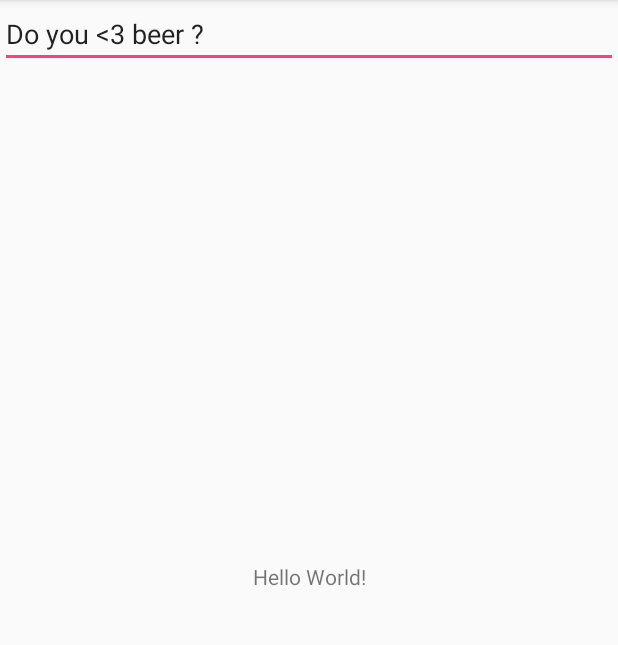
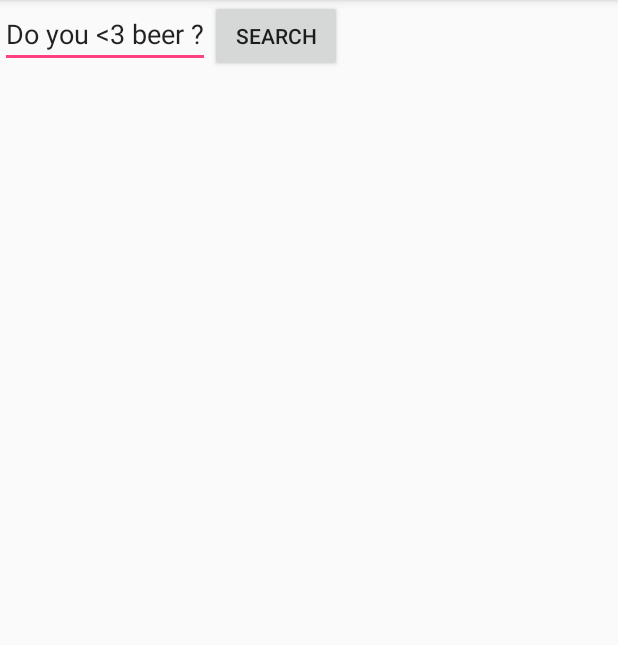
Before and after one commit to gl0bule/mybeer, an Android app: the screen it shows after launch (MainActivity), on a phone screen of 412 x 824 dp, the part 84-729 px from its top. Run offline under Robolectric (Android 15) with nearby library versions, the phone set to English and light mode, and no system bars.

Commit message:
Création d'une tache et ajout du bouton de recherche dans la vue

```diff
--- a/app/src/main/AndroidManifest.xml
+++ b/app/src/main/AndroidManifest.xml
@@ -1,7 +1,8 @@
 <?xml version="1.0" encoding="utf-8"?>
 <manifest xmlns:android="http://schemas.android.com/apk/res/android"
     package="fr.jzrk.mybeer">
-
+    <uses-permission
+        android:name="android.permission.INTERNET" />
     <application
         android:allowBackup="true"
         android:icon="@mipmap/ic_launcher"
--- a/app/src/main/java/fr/jzrk/mybeer/MainActivity.java
+++ b/app/src/main/java/fr/jzrk/mybeer/MainActivity.java
@@ -4,36 +4,43 @@ import android.support.v7.app.AppCompatActivity;
 import android.os.Bundle;
 import android.text.Editable;
 import android.text.TextWatcher;
+import android.util.Log;
 import android.view.View;
+import android.widget.Button;
 import android.widget.EditText;
 import android.widget.TextView;
 
+import java.util.ArrayList;
+import java.util.List;
+
+import fr.jzrk.mybeer.models.Beer;
+import fr.jzrk.mybeer.services.SearchBeerService;
+import fr.jzrk.mybeer.tasks.SearchBeerTask;
+
 public class MainActivity extends AppCompatActivity {
+
+    private final List<Beer> listBeers = new ArrayList<>();
+
+    private final static String LOG_TAG = MainActivity.class.getSimpleName();
 
     @Override
     protected void onCreate(Bundle savedInstanceState) {
         super.onCreate(savedInstanceState);
         setContentView(R.layout.activity_main);
-        TextView mainText = this.findViewById(R.id.main_text_input);
         EditText editText = this.findViewById(R.id.plain_text_input);
         editText.setText("Do you <3 beer ?");
-        editText.addTextChangedListener(new TextWatcher() {
+        Button searchButton = this.findViewById(R.id.searchButton);
+        searchButton.setOnClickListener(new View.OnClickListener() {
             @Override
-            public void beforeTextChanged(CharSequence s, int start, int count, int after) {
-
+            public void onClick(View v) {
+                Log.i(LOG_TAG, "Click on button");
+                Editable research = editText.getText();
+                SearchBeerTask task = new SearchBeerTask();
+                task.execute(research.toString());
+                Log.i(LOG_TAG, "research : " + research.toString());
             }
 
-            @Override
-            public void onTextChanged(CharSequence s, int start, int before, int count) {
+        });
+    }
 
-            }
-
-            @Override
-            public void afterTextChanged(Editable s) {
-                mainText.setText(s);
-            }
-        });
-
-
-    }
 }
--- a/app/src/main/res/layout/activity_main.xml
+++ b/app/src/main/res/layout/activity_main.xml
@@ -1,25 +1,36 @@
 <?xml version="1.0" encoding="utf-8"?>
-<android.support.constraint.ConstraintLayout xmlns:android="http://schemas.android.com/apk/res/android"
+<LinearLayout xmlns:android="http://schemas.android.com/apk/res/android"
     xmlns:app="http://schemas.android.com/apk/res-auto"
     xmlns:tools="http://schemas.android.com/tools"
+    android:orientation="vertical"
     android:layout_width="match_parent"
     android:layout_height="match_parent"
     tools:context=".MainActivity">
 
-    <TextView
-        android:id="@+id/main-text_input"
-        android:layout_width="wrap_content"
+    <LinearLayout
+        android:layout_width="match_parent"
         android:layout_height="wrap_content"
-        android:text="Hello World!"
+        android:orientation="horizontal"
         app:layout_constraintBottom_toBottomOf="parent"
-        app:layout_constraintLeft_toLeftOf="parent"
-        app:layout_constraintRight_toRightOf="parent"
-        app:layout_constraintTop_toTopOf="parent" />
+        app:layout_constraintEnd_toEndOf="parent"
+        app:layout_constraintHorizontal_bias="0.4"
+        app:layout_constraintStart_toStartOf="parent"
+        app:layout_constraintTop_toTopOf="parent">
 
-    <EditText
-        android:id="@+id/plain_text_input"
-        android:layout_height="wrap_content"
-        android:layout_width="match_parent"
-        android:inputType="text"/>
+        <EditText
+            android:id="@+id/plain_text_input"
+            android:layout_width="wrap_content"
+            android:layout_height="wrap_content"
+            android:inputType="text" />
 
-</android.support.constraint.ConstraintLayout>
+        <Button
+            android:id="@+id/searchButton"
+            android:layout_width="wrap_content"
+            android:layout_height="wrap_content"
+            android:text="Search"
+            tools:layout_editor_absoluteX="116dp"
+            tools:layout_editor_absoluteY="220dp" />
+
+    </LinearLayout>
+
+</LinearLayout>
```
Also changed, not shown: app/src/main/java/fr/jzrk/mybeer/services/SearchBeerService.java (+5 -2 lines), app/src/main/java/fr/jzrk/mybeer/tasks/SearchBeerTask.java (+20 -1 lines).
